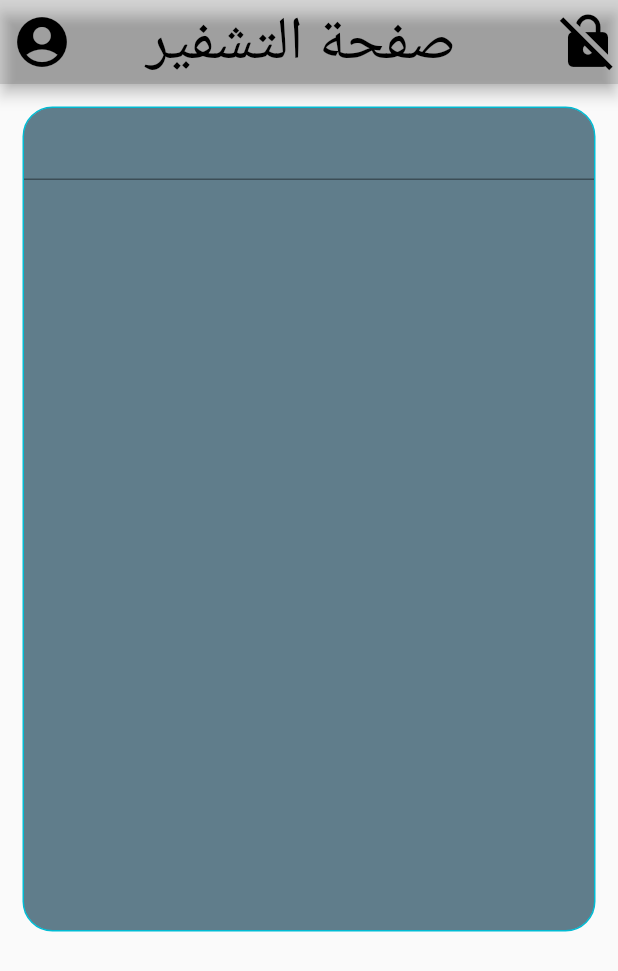
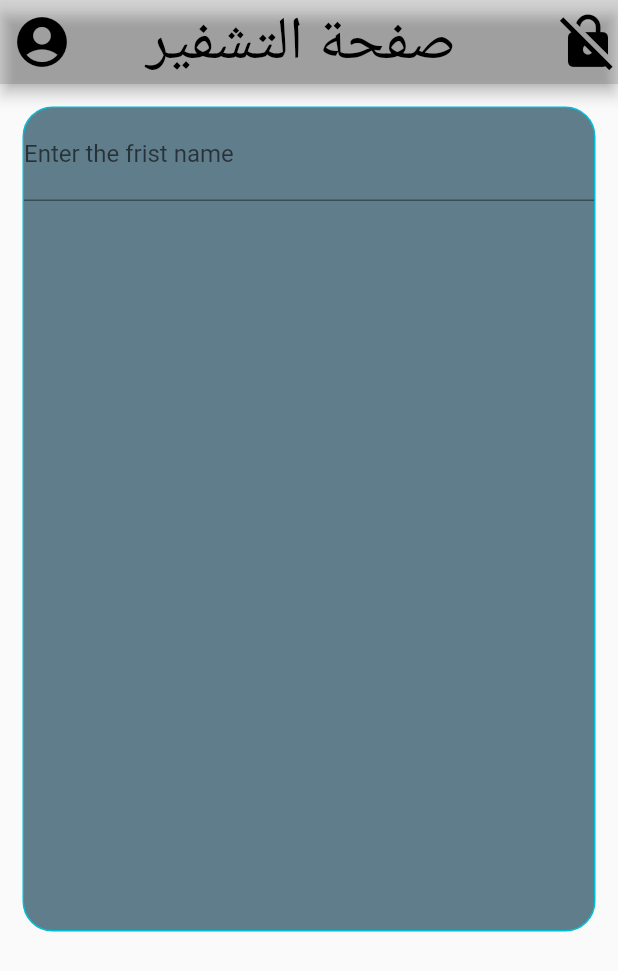
Before and after one commit to salahalddinn/project_flutter, a Flutter app: the screen it shows after launch, on a phone screen of 412 x 824 dp. Shown: the top 971 px of the screen. Run offline on Flutter 3.47's test engine with Material 2 defaults, Android fonts, the phone set to English and light mode, and no system bars.

Commit message:
create in  TextFormField in Inputdecoraton labeltext and hintText

```diff
--- a/lib/main.dart
+++ b/lib/main.dart
@@ -42,7 +42,13 @@ class screan1 extends StatelessWidget {
               ),
               child: Column(
                 children: [
-                  TextFormField()
+                  TextFormField(
+                    decoration: InputDecoration(
+                      labelText: "Enter the frist name ",
+                      hintText: "ادخل الاسم الاول ",
+
+                    ),
+                  )
 
                 ],
               ),
```
